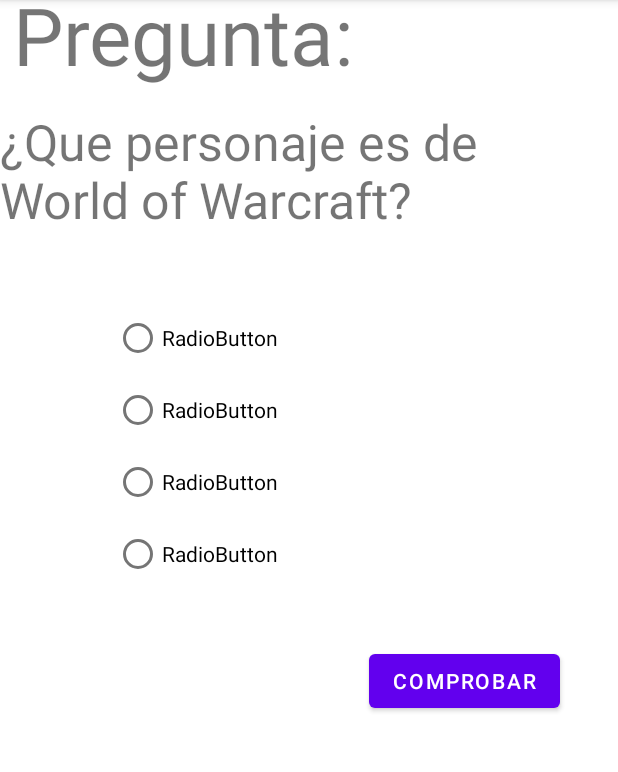
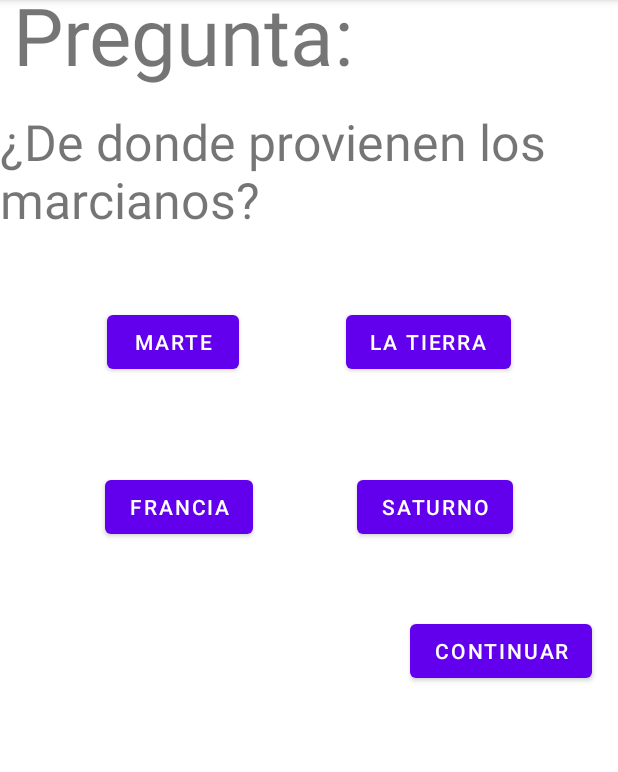
Before and after one commit to AnderGamer10/Quiz-De-Idiomas, an Android app: the screen it shows after launch (MainActivity), on a phone screen of 412 x 824 dp, the part 84-856 px from its top. Run offline under Robolectric (Android 15) with nearby library versions, the light colour scheme and no system bars.

Commit message:
correcto y textoBoton no es igual

```diff
--- a/app/src/main/java/com/example/quizdeidiomas/MainActivity.java
+++ b/app/src/main/java/com/example/quizdeidiomas/MainActivity.java
@@ -4,37 +4,70 @@
 
 import android.os.Bundle;
 import android.util.Log;
+import android.view.View;
 import android.widget.Button;
+import android.widget.RadioButton;
+import android.widget.RadioGroup;
 import android.widget.TextView;
+import android.widget.Toast;
 
 public class MainActivity extends AppCompatActivity {
 
     private int botonesRespuestas[] = {
-            R.id.BotonRespuesta1,R.id.BotonRespuesta2,R.id.BotonRespuesta3,R.id.BotonRespuesta4
+            R.id.opcion1,R.id.opcion2,R.id.opcion3,R.id.opcion4
     };
-    Button button;
-
+    Button botonComprobar1,botonComprobar2,botonComprobar3,botonComprobar4;
     @Override
     protected void onCreate(Bundle savedInstanceState) {
         super.onCreate(savedInstanceState);
         setContentView(R.layout.activity_main);
 //        getResources().getStringArray(R.array.preguntas);
-        mostrarPregunta();
+        String correcto = mostrarPregunta(0);
+
+        botonComprobar1 = findViewById(R.id.opcion1);
+        botonComprobar2 = findViewById(R.id.opcion2);
+        botonComprobar3 = findViewById(R.id.opcion3);
+        botonComprobar4 = findViewById(R.id.opcion4);
+
+        botonComprobar1.setOnClickListener(new View.OnClickListener() {
+            @Override
+            public void onClick(View view) {
+                String textoBoton = (String) botonComprobar1.getText();
+                if (correcto == textoBoton){
+                    Toast.makeText(MainActivity.this, "Correcto", Toast.LENGTH_LONG).show();
+                }else {
+                    Toast.makeText(MainActivity.this, "Incorrecto", Toast.LENGTH_LONG).show();
+                }
+                Log.i("Correcto",correcto);
+                Log.i("Texto",textoBoton);
+            }
+        });
     }
-    private void mostrarPregunta(){
+    private String mostrarPregunta(int num){
         String[] preguntas = getResources().getStringArray(R.array.preguntas);
-        String[] opcion = preguntas[0].split(";");
+        String[] opcion = preguntas[num].split(";");
         TextView text_pregunta = (TextView) findViewById(R.id.preguntaId);
         text_pregunta.setText(opcion[0]);
-        for (int x = 0; x < opcion.length;x++){
+        String correcto = "";
+        for (int x = 0; x < opcion.length-1;x++){
             Log.i("s",opcion[x]);
-//            TextView text_resp = (TextView) findViewById(botonesRespuestas[x]);
-//            if (opcion[x].charAt(0) == '*'){
-//                text_resp.setText(opcion[x].substring(0));
-//            }else {
-//                text_resp.setText(opcion[x]);
-//            }
-
+            TextView text_resp = (TextView) findViewById(botonesRespuestas[x]);
+            if (x == 0){
+                if (opcion[x+1].charAt(0) == '*'){
+                    text_resp.setText(opcion[x+1].substring(1));
+                    correcto = opcion[x+1].substring(1);
+                }else {
+                    text_resp.setText(opcion[x+1]);
+                }
+            }else{
+                if (opcion[x+1].charAt(0) == '*'){
+                    text_resp.setText(opcion[x+1].substring(1));
+                    correcto = opcion[x+1].substring(1);
+                }else {
+                    text_resp.setText(opcion[x+1]);
+                }
+            }
         }
+        return correcto;
     }
 }
--- a/app/src/main/res/layout/activity_main.xml
+++ b/app/src/main/res/layout/activity_main.xml
@@ -10,7 +10,7 @@
         android:id="@+id/preguntaId"
         android:layout_width="wrap_content"
         android:layout_height="wrap_content"
-        android:text="¿Que personaje es de World of Warcraft?"
+        android:text="Esta es la pregunta"
         android:textSize="50px"
         app:layout_constraintBottom_toBottomOf="parent"
         app:layout_constraintEnd_toEndOf="parent"
@@ -19,53 +19,18 @@
         app:layout_constraintTop_toTopOf="parent"
         app:layout_constraintVertical_bias="0.105" />
 
-    <RadioGroup
-        android:id="@+id/radioGroup"
-        android:layout_width="wrap_content"
-        android:layout_height="wrap_content"
-        app:layout_constraintBottom_toBottomOf="parent"
-        app:layout_constraintEnd_toEndOf="parent"
-        app:layout_constraintHorizontal_bias="0.25"
-        app:layout_constraintStart_toStartOf="parent"
-        app:layout_constraintTop_toBottomOf="@+id/preguntaId"
-        app:layout_constraintVertical_bias="0.110000014">
-
-        <RadioButton
-            android:id="@+id/BotonRespuesta1"
-            android:layout_width="match_parent"
-            android:layout_height="wrap_content"
-            android:text="RadioButton" />
-
-        <RadioButton
-            android:id="@+id/BotonRespuesta2"
-            android:layout_width="wrap_content"
-            android:layout_height="wrap_content"
-            android:text="RadioButton" />
-
-        <RadioButton
-            android:id="@+id/BotonRespuesta3"
-            android:layout_width="wrap_content"
-            android:layout_height="wrap_content"
-            android:text="RadioButton" />
-
-        <RadioButton
-            android:id="@+id/BotonRespuesta4"
-            android:layout_width="wrap_content"
-            android:layout_height="wrap_content"
-            android:text="RadioButton" />
-    </RadioGroup>
 
     <Button
-        android:id="@+id/button"
+        android:id="@+id/botonComprobar"
         android:layout_width="wrap_content"
         android:layout_height="wrap_content"
         android:text="@string/boton"
         app:layout_constraintBottom_toBottomOf="parent"
         app:layout_constraintEnd_toEndOf="parent"
-        app:layout_constraintHorizontal_bias="0.865"
+        app:layout_constraintHorizontal_bias="0.94"
         app:layout_constraintStart_toStartOf="parent"
-        app:layout_constraintTop_toBottomOf="@+id/radioGroup"
-        app:layout_constraintVertical_bias="0.113" />
+        app:layout_constraintTop_toTopOf="parent"
+        app:layout_constraintVertical_bias="0.569" />
 
     <TextView
         android:id="@+id/textView2"
@@ -81,4 +46,54 @@
         app:layout_constraintTop_toTopOf="parent"
         app:layout_constraintVertical_bias="0.905" />
 
+    <Button
+        android:id="@+id/opcion1"
+        android:layout_width="wrap_content"
+        android:layout_height="wrap_content"
+        android:layout_marginTop="204dp"
+        android:text="Button"
+        app:layout_constraintBottom_toTopOf="@+id/opcion3"
+        app:layout_constraintEnd_toStartOf="@+id/opcion2"
+        app:layout_constraintHorizontal_bias="0.5"
+        app:layout_constraintStart_toStartOf="parent"
+        app:layout_constraintTop_toTopOf="parent"
+        app:layout_constraintVertical_bias="0.0" />
+
+    <Button
+        android:id="@+id/opcion2"
+        android:layout_width="wrap_content"
+        android:layout_height="wrap_content"
+        android:layout_marginTop="204dp"
+        android:text="Button"
+        app:layout_constraintBottom_toTopOf="@+id/opcion4"
+        app:layout_constraintEnd_toEndOf="parent"
+        app:layout_constraintHorizontal_bias="0.5"
+        app:layout_constraintStart_toEndOf="@+id/opcion1"
+        app:layout_constraintTop_toTopOf="parent"
+        app:layout_constraintVertical_bias="0.0" />
+
+    <Button
+        android:id="@+id/opcion3"
+        android:layout_width="wrap_content"
+        android:layout_height="wrap_content"
+        android:text="Button"
+        app:layout_constraintBottom_toBottomOf="parent"
+        app:layout_constraintEnd_toStartOf="@+id/opcion4"
+        app:layout_constraintHorizontal_bias="0.5"
+        app:layout_constraintStart_toStartOf="parent"
+        app:layout_constraintTop_toTopOf="parent"
+        app:layout_constraintVertical_bias="0.436" />
+
+    <Button
+        android:id="@+id/opcion4"
+        android:layout_width="wrap_content"
+        android:layout_height="wrap_content"
+        android:text="Button"
+        app:layout_constraintBottom_toBottomOf="parent"
+        app:layout_constraintEnd_toEndOf="parent"
+        app:layout_constraintHorizontal_bias="0.5"
+        app:layout_constraintStart_toEndOf="@+id/opcion3"
+        app:layout_constraintTop_toTopOf="parent"
+        app:layout_constraintVertical_bias="0.436" />
+
 </androidx.constraintlayout.widget.ConstraintLayout>
--- a/app/src/main/res/values/strings.xml
+++ b/app/src/main/res/values/strings.xml
@@ -6,12 +6,11 @@
 <!--    <string name="pregunta3">¿Quien mato a hitler?</string>-->
 <!--    <string name="pregunta4">¿Cual ha sido el mejor imperio de la Historia?</string>-->
     <string name="pregunta">Pregunta:</string>
-    <string name="boton">Comprobar</string>
+    <string name="boton">Continuar</string>
     <array name="preguntas">
-        <item>¿Que personaje es de World of Warcraft?;*Rey Exanime;Cristiano ronaldo;Alejandro magno;Kim Jong-un</item>
-        <item>¿Cual era la capital del Imperio Bizantino?;*Constantinopla;Madrid;Estambul;Berlin</item>
-        <item>¿Quien mato a hitler?;*Hitler;Lionel Messi;Mariano Rajoy;Stalin</item>
-        <item>¿Cual ha sido el mejor imperio de la Historia?;*El imperio Español;El imperio Britanico;El imperio mongol; El imperio de la Dinastia Qing</item>
+        <item>¿De donde provienen los marcianos?;*Marte;La tierra;Francia;Saturno</item>
+        <item>¿De donde provienen los murcianos?;*Murcia;Madrid;Estambul;Berlin</item>
+        <item>¿Como es perro en ruso?;*Sobaka;Koshka;Lev;Akula</item>
     </array>
 
 
```
